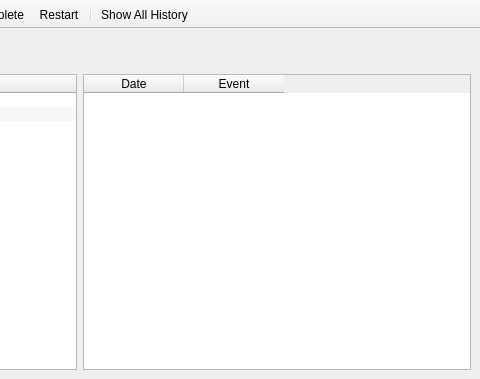
Before: the Qt Designer form mdi/mdiproject.ui in crazafimahatratra/golem, drawn with Qt 5; both pictures show x 320 to 800 and y 0 to 379 of the 800 by 379 pixel window.
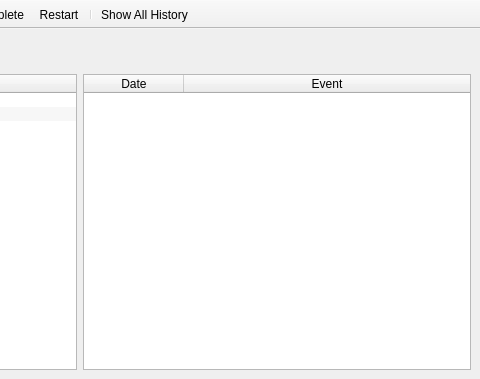
After: the same form once the commit is applied. Icons and pictures are not drawn.

```diff
--- a/mdi/mdiproject.ui
+++ b/mdi/mdiproject.ui
@@ -137,6 +137,18 @@
         <property name="alternatingRowColors">
          <bool>true</bool>
         </property>
+        <property name="selectionMode">
+         <enum>QAbstractItemView::SingleSelection</enum>
+        </property>
+        <property name="selectionBehavior">
+         <enum>QAbstractItemView::SelectRows</enum>
+        </property>
+        <attribute name="horizontalHeaderStretchLastSection">
+         <bool>true</bool>
+        </attribute>
+        <attribute name="verticalHeaderVisible">
+         <bool>false</bool>
+        </attribute>
         <column>
          <property name="text">
           <string>Date</string>
```
